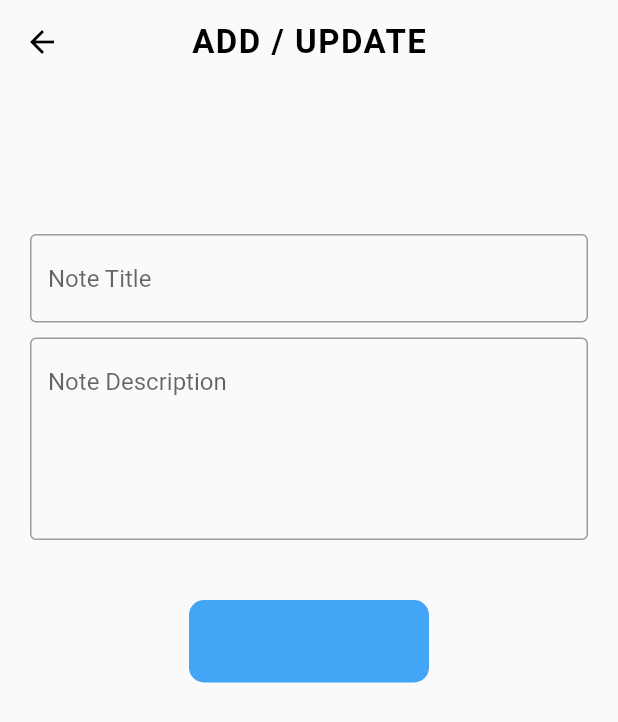
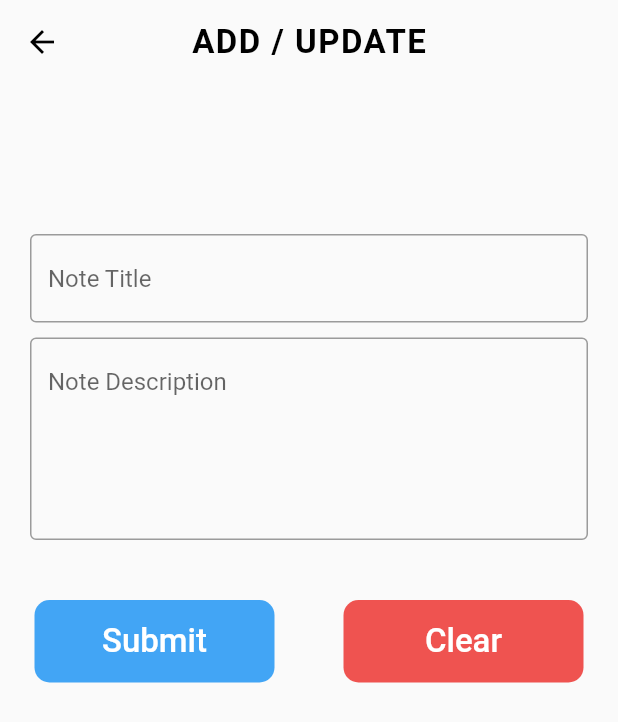
Before and after one commit to kibriashaqur/TodoList, a Flutter app: the AddUpdateTask screen opened directly, on a phone screen of 412 x 824 dp. Shown: the top 722 px of the screen. Run offline on Flutter 3.47's test engine with Material 2 defaults, Android fonts, the phone set to English and light mode, and no system bars; our stand-ins replace sqflite; accounts and stored records are empty.

Commit message:
[MOD] add_update_task.dart added submit and clear button

```diff
--- a/lib/add_update_task.dart
+++ b/lib/add_update_task.dart
@@ -110,6 +110,39 @@ class _AddUpdateTaskState extends State<AddUpdateTask> {
                           decoration: BoxDecoration(
 
                           ),
+                          child: Text(
+                            "Submit",
+                            style: TextStyle(
+                              fontSize: 22,
+                              fontWeight: FontWeight.w500,
+                              color: Colors.white,
+                            ),
+                          ),
+                        ),
+                      ),
+                    ),
+                    Material(
+                      borderRadius: BorderRadius.circular(10),
+                      color: Colors.red[400],
+                      child: InkWell(
+                        onTap: (){},
+                        child: Container(
+                          alignment: Alignment.center,
+                          margin: EdgeInsets.symmetric(horizontal: 20),
+                          padding: EdgeInsets.symmetric(horizontal: 10),
+                          height: 55,
+                          width: 120,
+                          decoration: BoxDecoration(
+
+                          ),
+                          child: Text(
+                            "Clear",
+                            style: TextStyle(
+                              fontSize: 22,
+                              fontWeight: FontWeight.w500,
+                              color: Colors.white,
+                            ),
+                          ),
                         ),
                       ),
                     )
```
